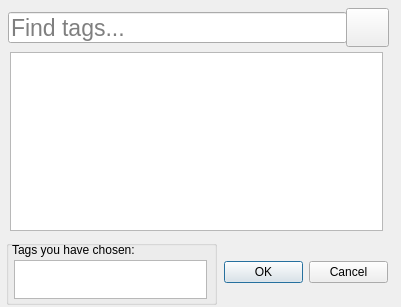
Qt form tagchoose.ui (AnhHuy13/KonachanWallpaper) before a commit.
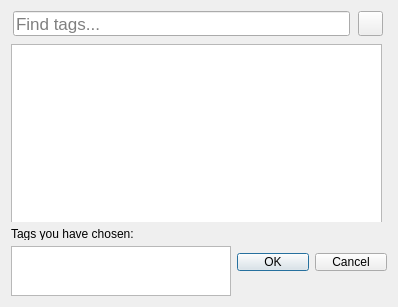
The same form after that commit. Icons and pictures are not drawn.

The edit to the form file:
```diff
--- a/tagchoose.ui
+++ b/tagchoose.ui
@@ -6,39 +6,41 @@
    <rect>
     <x>0</x>
     <y>0</y>
-    <width>401</width>
+    <width>385</width>
     <height>307</height>
    </rect>
   </property>
   <property name="windowTitle">
    <string>Dialog</string>
   </property>
+  <layout class="QVBoxLayout" name="verticalLayout_2">
+   <item>
+    <layout class="QHBoxLayout" name="horizontalLayout">
+     <item>
   <widget class="QLineEdit" name="searchBox">
-   <property name="geometry">
-    <rect>
-     <x>8</x>
-     <y>12</y>
-     <width>339</width>
-     <height>31</height>
-    </rect>
+       <property name="maximumSize">
+        <size>
+         <width>337</width>
+         <height>25</height>
+        </size>
    </property>
    <property name="font">
     <font>
-     <pointsize>17</pointsize>
+         <pointsize>13</pointsize>
     </font>
    </property>
    <property name="placeholderText">
     <string>Find tags...</string>
    </property>
   </widget>
+     </item>
+     <item>
   <widget class="QPushButton" name="searchBtn">
-   <property name="geometry">
-    <rect>
-     <x>346</x>
-     <y>8</y>
-     <width>43</width>
-     <height>39</height>
-    </rect>
+       <property name="maximumSize">
+        <size>
+         <width>25</width>
+         <height>25</height>
+        </size>
    </property>
    <property name="cursor">
     <cursorShape>PointingHandCursor</cursorShape>
@@ -52,59 +54,16 @@
    </property>
    <property name="iconSize">
     <size>
-     <width>24</width>
-     <height>32</height>
+         <width>20</width>
+         <height>20</height>
     </size>
    </property>
   </widget>
-  <widget class="QGroupBox" name="groupBox">
-   <property name="geometry">
-    <rect>
-     <x>6</x>
-     <y>240</y>
-     <width>211</width>
-     <height>65</height>
-    </rect>
-   </property>
-   <property name="title">
-    <string/>
-   </property>
-   <widget class="QLabel" name="label_2">
-    <property name="geometry">
-     <rect>
-      <x>6</x>
-      <y>2</y>
-      <width>151</width>
-      <height>16</height>
-     </rect>
-    </property>
-    <property name="text">
-     <string>Tags you have chosen:</string>
-    </property>
-   </widget>
-   <widget class="QListView" name="tagChosenMenu">
-    <property name="geometry">
-     <rect>
-      <x>8</x>
-      <y>20</y>
-      <width>193</width>
-      <height>39</height>
-     </rect>
-    </property>
-    <property name="horizontalScrollBarPolicy">
-     <enum>Qt::ScrollBarAlwaysOff</enum>
-    </property>
-   </widget>
-  </widget>
+     </item>
+    </layout>
+   </item>
+   <item>
   <widget class="QStackedWidget" name="stackedWidget">
-   <property name="geometry">
-    <rect>
-     <x>10</x>
-     <y>50</y>
-     <width>377</width>
-     <height>183</height>
-    </rect>
-   </property>
    <property name="currentIndex">
     <number>1</number>
    </property>
@@ -129,8 +88,8 @@
       <rect>
        <x>0</x>
        <y>2</y>
-       <width>373</width>
-       <height>179</height>
+         <width>371</width>
+         <height>181</height>
       </rect>
      </property>
      <property name="horizontalScrollBarPolicy">
@@ -142,19 +101,61 @@
     </widget>
    </widget>
   </widget>
+   </item>
+   <item>
+    <layout class="QHBoxLayout" name="horizontalLayout_2">
+     <item>
+      <layout class="QVBoxLayout" name="verticalLayout">
+       <item>
+        <widget class="QLabel" name="label_2">
+         <property name="maximumSize">
+          <size>
+           <width>190</width>
+           <height>12</height>
+          </size>
+         </property>
+         <property name="text">
+          <string>Tags you have chosen:</string>
+         </property>
+        </widget>
+       </item>
+       <item>
+        <widget class="QListView" name="tagChosenMenu">
+         <property name="sizePolicy">
+          <sizepolicy hsizetype="Fixed" vsizetype="Fixed">
+           <horstretch>0</horstretch>
+           <verstretch>0</verstretch>
+          </sizepolicy>
+         </property>
+         <property name="maximumSize">
+          <size>
+           <width>220</width>
+           <height>50</height>
+          </size>
+         </property>
+         <property name="horizontalScrollBarPolicy">
+          <enum>Qt::ScrollBarPolicy::ScrollBarAlwaysOff</enum>
+         </property>
+        </widget>
+       </item>
+      </layout>
+     </item>
+     <item>
   <widget class="QDialogButtonBox" name="buttonBox">
-   <property name="geometry">
-    <rect>
-     <x>224</x>
-     <y>256</y>
-     <width>164</width>
-     <height>32</height>
-    </rect>
+       <property name="maximumSize">
+        <size>
+         <width>150</width>
+         <height>18</height>
+        </size>
    </property>
    <property name="standardButtons">
-    <set>QDialogButtonBox::Cancel|QDialogButtonBox::Ok</set>
-   </property>
-  </widget>
+        <set>QDialogButtonBox::StandardButton::Cancel|QDialogButtonBox::StandardButton::Ok</set>
+       </property>
+      </widget>
+     </item>
+    </layout>
+   </item>
+  </layout>
  </widget>
  <resources>
   <include location="Resources.qrc"/>
```
Left out of the diff: 2 changed lines with no effect on the pictures. Lines whose indentation alone changed are shown as unchanged.
